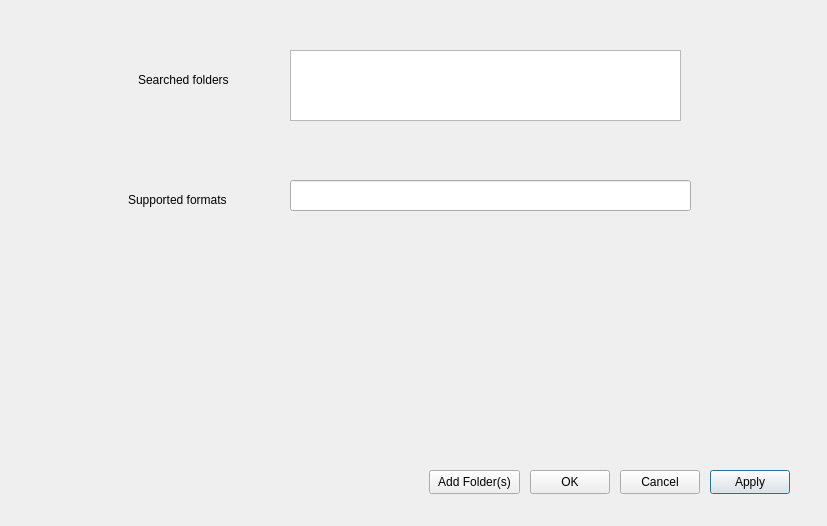
lukpro681/PT-Music-center, file wsettings.ui: the form before one commit.
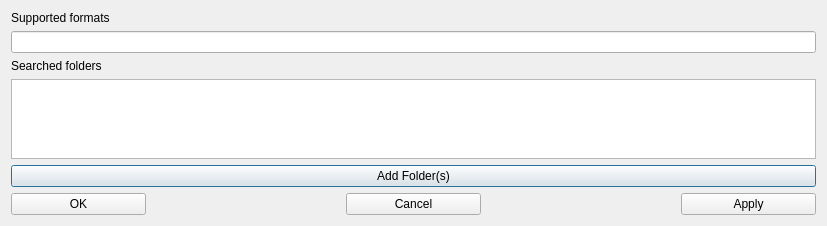
The form after the commit.

Diff of the .ui file:
```diff
--- a/wsettings.ui
+++ b/wsettings.ui
@@ -7,110 +7,73 @@
     <x>0</x>
     <y>0</y>
     <width>827</width>
-    <height>526</height>
+    <height>226</height>
    </rect>
   </property>
   <property name="windowTitle">
    <string>Dialog</string>
   </property>
-  <widget class="QTextEdit" name="folderPathTextEdit">
-   <property name="geometry">
-    <rect>
-     <x>290</x>
-     <y>50</y>
-     <width>391</width>
-     <height>71</height>
-    </rect>
-   </property>
-  </widget>
-  <widget class="QLineEdit" name="formatsLineEdit">
-   <property name="geometry">
-    <rect>
-     <x>290</x>
-     <y>180</y>
-     <width>401</width>
-     <height>31</height>
-    </rect>
-   </property>
-  </widget>
-  <widget class="QPushButton" name="saveSettingsButton">
-   <property name="geometry">
-    <rect>
-     <x>710</x>
-     <y>470</y>
-     <width>80</width>
-     <height>24</height>
-    </rect>
-   </property>
-   <property name="text">
-    <string>Apply</string>
-   </property>
-  </widget>
-  <widget class="QPushButton" name="cancelButton">
-   <property name="geometry">
-    <rect>
-     <x>620</x>
-     <y>470</y>
-     <width>80</width>
-     <height>24</height>
-    </rect>
-   </property>
-   <property name="text">
-    <string>Cancel</string>
-   </property>
-  </widget>
-  <widget class="QPushButton" name="okButton">
-   <property name="geometry">
-    <rect>
-     <x>530</x>
-     <y>470</y>
-     <width>80</width>
-     <height>24</height>
-    </rect>
-   </property>
-   <property name="text">
-    <string>OK</string>
-   </property>
-  </widget>
-  <widget class="QPushButton" name="addFolderButton">
-   <property name="geometry">
-    <rect>
-     <x>429</x>
-     <y>470</y>
-     <width>91</width>
-     <height>24</height>
-    </rect>
-   </property>
-   <property name="text">
-    <string>Add Folder(s)</string>
-   </property>
-  </widget>
-  <widget class="QLabel" name="label">
-   <property name="geometry">
-    <rect>
-     <x>128</x>
-     <y>190</y>
-     <width>111</width>
-     <height>20</height>
-    </rect>
-   </property>
-   <property name="text">
-    <string>Supported formats</string>
-   </property>
-  </widget>
-  <widget class="QLabel" name="label_2">
-   <property name="geometry">
-    <rect>
-     <x>138</x>
-     <y>70</y>
-     <width>101</width>
-     <height>20</height>
-    </rect>
-   </property>
-   <property name="text">
-    <string>Searched folders</string>
-   </property>
-  </widget>
+  <layout class="QVBoxLayout" name="verticalLayout">
+   <item>
+    <layout class="QGridLayout" name="gridLayout_2">
+     <item row="0" column="0">
+      <widget class="QLabel" name="label">
+       <property name="text">
+        <string>Supported formats</string>
+       </property>
+      </widget>
+     </item>
+     <item row="1" column="0">
+      <widget class="QLineEdit" name="formatsLineEdit"/>
+     </item>
+    </layout>
+   </item>
+   <item>
+    <widget class="QLabel" name="label_2">
+     <property name="text">
+      <string>Searched folders</string>
+     </property>
+    </widget>
+   </item>
+   <item>
+    <widget class="QTextEdit" name="folderPathTextEdit"/>
+   </item>
+   <item>
+    <widget class="QPushButton" name="addFolderButton">
+     <property name="text">
+      <string>Add Folder(s)</string>
+     </property>
+    </widget>
+   </item>
+   <item>
+    <layout class="QHBoxLayout" name="horizontalLayout">
+     <property name="spacing">
+      <number>200</number>
+     </property>
+     <item>
+      <widget class="QPushButton" name="okButton">
+       <property name="text">
+        <string>OK</string>
+       </property>
+      </widget>
+     </item>
+     <item>
+      <widget class="QPushButton" name="cancelButton">
+       <property name="text">
+        <string>Cancel</string>
+       </property>
+      </widget>
+     </item>
+     <item>
+      <widget class="QPushButton" name="saveSettingsButton">
+       <property name="text">
+        <string>Apply</string>
+       </property>
+      </widget>
+     </item>
+    </layout>
+   </item>
+  </layout>
  </widget>
  <resources/>
  <connections/>
```
